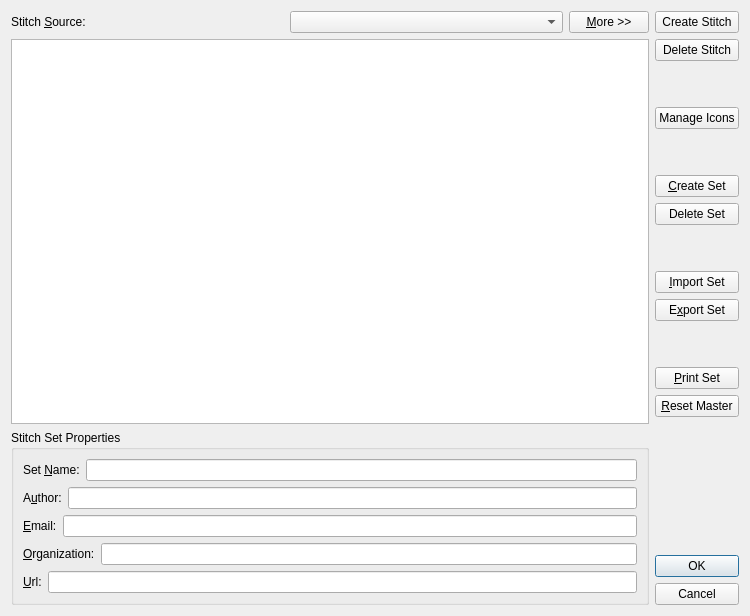
Qt form src/stitchlibrary.ui (iPenguin/CrochetCharts) before a commit.
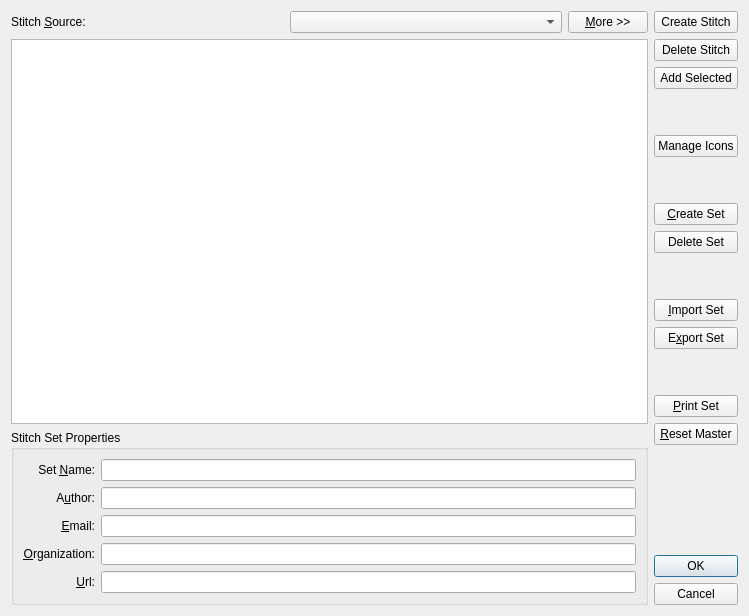
The same form after that commit.

Commit message: Added remove stitch button. Used grid layout for stitch set properties

The edit to the form file:
```diff
--- a/src/stitchlibrary.ui
+++ b/src/stitchlibrary.ui
@@ -6,7 +6,7 @@
    <rect>
     <x>0</x>
     <y>0</y>
-    <width>750</width>
+    <width>749</width>
     <height>616</height>
    </rect>
   </property>
@@ -78,101 +78,100 @@
        </property>
        <layout class="QVBoxLayout" name="verticalLayout_3">
         <item>
-         <layout class="QHBoxLayout" name="horizontalLayout_6">
+         <layout class="QGridLayout" name="gridLayout">
           <property name="topMargin">
            <number>0</number>
           </property>
-          <item>
+          <item row="0" column="0">
            <widget class="QLabel" name="label_5">
             <property name="text">
              <string>Set &amp;Name:</string>
             </property>
+            <property name="alignment">
+             <set>Qt::AlignRight|Qt::AlignTrailing|Qt::AlignVCenter</set>
+            </property>
             <property name="buddy">
              <cstring>setName</cstring>
             </property>
            </widget>
           </item>
-          <item>
+          <item row="0" column="1">
            <widget class="QLineEdit" name="setName"/>
           </item>
-         </layout>
-        </item>
-        <item>
-         <layout class="QHBoxLayout" name="horizontalLayout_5">
-          <property name="topMargin">
-           <number>0</number>
-          </property>
-          <item>
+          <item row="1" column="0">
            <widget class="QLabel" name="label_4">
             <property name="text">
              <string>A&amp;uthor:</string>
             </property>
+            <property name="alignment">
+             <set>Qt::AlignRight|Qt::AlignTrailing|Qt::AlignVCenter</set>
+            </property>
             <property name="buddy">
              <cstring>author</cstring>
             </property>
            </widget>
           </item>
-          <item>
+          <item row="1" column="1">
            <widget class="QLineEdit" name="author"/>
           </item>
-         </layout>
-        </item>
-        <item>
-         <layout class="QHBoxLayout" name="horizontalLayout_4">
-          <property name="topMargin">
-           <number>0</number>
-          </property>
-          <item>
+          <item row="2" column="0">
            <widget class="QLabel" name="label_3">
             <property name="text">
              <string>&amp;Email:</string>
             </property>
+            <property name="alignment">
+             <set>Qt::AlignRight|Qt::AlignTrailing|Qt::AlignVCenter</set>
+            </property>
             <property name="buddy">
              <cstring>email</cstring>
             </property>
            </widget>
           </item>
-          <item>
+          <item row="2" column="1">
            <widget class="QLineEdit" name="email"/>
           </item>
-         </layout>
-        </item>
-        <item>
-         <layout class="QHBoxLayout" name="horizontalLayout_3">
-          <property name="topMargin">
-           <number>0</number>
-          </property>
-          <item>
+          <item row="3" column="0">
            <widget class="QLabel" name="label_2">
+            <property name="sizePolicy">
+             <sizepolicy hsizetype="Preferred" vsizetype="Preferred">
+              <horstretch>0</horstretch>
+              <verstretch>0</verstretch>
+             </sizepolicy>
+            </property>
+            <property name="minimumSize">
+             <size>
+              <width>0</width>
+              <height>0</height>
+             </size>
+            </property>
             <property name="text">
              <string>&amp;Organization:</string>
             </property>
+            <property name="alignment">
+             <set>Qt::AlignRight|Qt::AlignTrailing|Qt::AlignVCenter</set>
+            </property>
             <property name="buddy">
              <cstring>org</cstring>
             </property>
            </widget>
           </item>
-          <item>
+          <item row="3" column="1">
            <widget class="QLineEdit" name="org"/>
           </item>
-         </layout>
-        </item>
-        <item>
-         <layout class="QHBoxLayout" name="horizontalLayout_7">
-          <property name="topMargin">
-           <number>0</number>
-          </property>
-          <item>
+          <item row="4" column="0">
            <widget class="QLabel" name="label_6">
             <property name="text">
              <string>&amp;Url:</string>
             </property>
+            <property name="alignment">
+             <set>Qt::AlignRight|Qt::AlignTrailing|Qt::AlignVCenter</set>
+            </property>
             <property name="buddy">
              <cstring>url</cstring>
             </property>
            </widget>
           </item>
-          <item>
+          <item row="4" column="1">
            <widget class="QLineEdit" name="url"/>
           </item>
          </layout>
@@ -201,6 +200,13 @@
        </property>
       </widget>
      </item>
+     <item>
+      <widget class="QPushButton" name="addSelected">
+       <property name="text">
+        <string>Add Selected</string>
+       </property>
+      </widget>
+     </item>
      <item>
       <spacer name="verticalSpacer">
        <property name="orientation">
```
Left out of the diff: 5 changed lines with no effect on the pictures.
